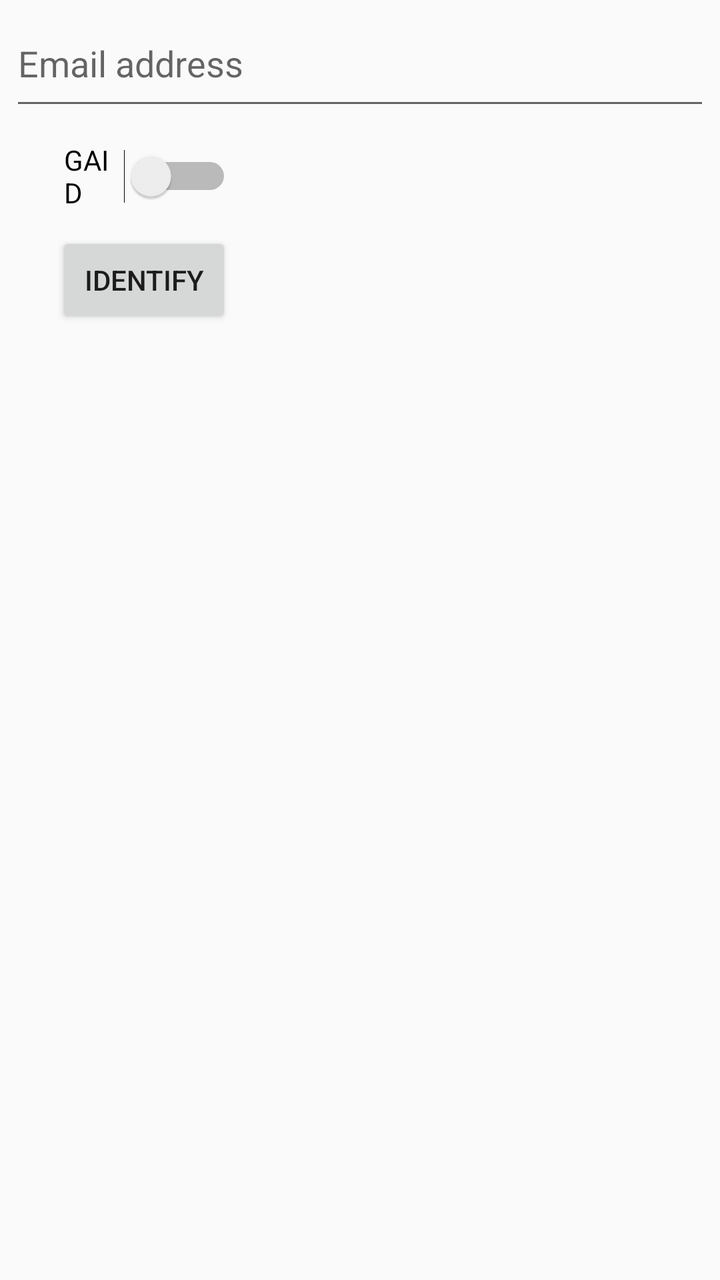
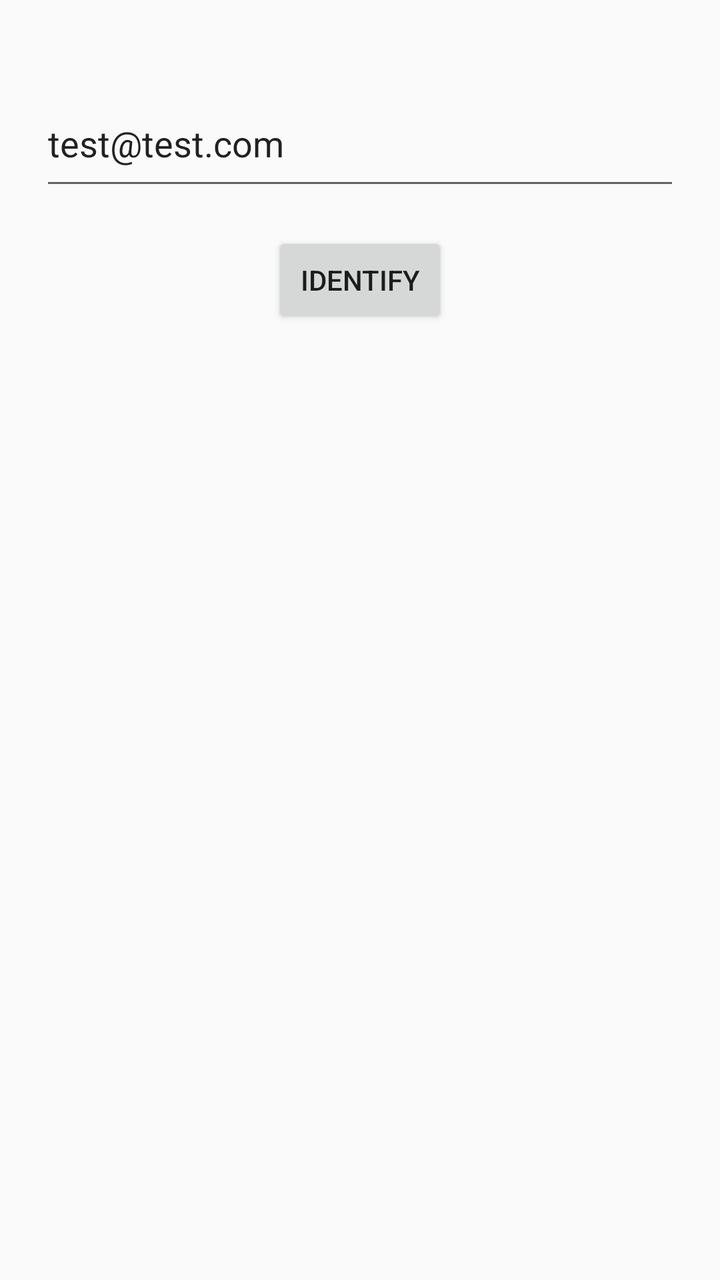

An Android layout rendered at two revisions. The XML below is the earlier revision; the diff shows what the commit changed to produce the second picture.
<!-- AndroidManifest.xml: application theme AppTheme -->
<!-- res/layout/fragment_identify.xml -->
<?xml version="1.0" encoding="utf-8"?>
<androidx.constraintlayout.widget.ConstraintLayout xmlns:android="http://schemas.android.com/apk/res/android"
    xmlns:app="http://schemas.android.com/apk/res-auto"
    xmlns:tools="http://schemas.android.com/tools"
    android:layout_width="match_parent"
    android:layout_height="match_parent"
    tools:context=".ui.Identify.IdentifyFragment">

    <EditText
        android:id="@+id/editTextTextEmailAddress"
        android:layout_width="350dp"
        android:layout_height="60dp"
        android:ems="10"
        android:inputType="textEmailAddress"
        android:hint="Email address"
        app:layout_constraintEnd_toEndOf="parent"
        app:layout_constraintStart_toStartOf="parent"
        app:layout_constraintTop_toTopOf="parent" />

    <Button
        android:id="@+id/identifyButton"
        android:layout_width="wrap_content"
        android:layout_height="wrap_content"
        android:layout_marginStart="28dp"
        android:layout_marginLeft="28dp"
        android:layout_marginTop="8dp"
        android:text="Identify"
        app:layout_constraintStart_toStartOf="parent"
        app:layout_constraintTop_toBottomOf="@+id/gaidSwitch" />

    <Switch
        android:id="@+id/gaidSwitch"
        android:layout_width="84dp"
        android:layout_height="40dp"
        android:layout_marginStart="32dp"
        android:layout_marginLeft="32dp"
        android:layout_marginTop="8dp"
        android:text="GAID"
        app:layout_constraintStart_toStartOf="parent"
        app:layout_constraintTop_toBottomOf="@+id/editTextTextEmailAddress" />

    <TextView
        android:id="@+id/identifyView"
        android:layout_width="282dp"
        android:layout_height="168dp"
        android:layout_marginTop="100dp"
        app:layout_constraintEnd_toEndOf="parent"
        app:layout_constraintStart_toStartOf="parent"
        app:layout_constraintTop_toBottomOf="@+id/identifyButton" />
</androidx.constraintlayout.widget.ConstraintLayout>
<!-- resources referenced by this layout -->
<resources>
  <style name="AppTheme" parent="Theme.AppCompat.Light.DarkActionBar">
          
          <item name="colorPrimary">@color/colorPrimary</item>
          <item name="colorPrimaryDark">@color/colorPrimaryDark</item>
          <item name="colorAccent">@color/colorAccent</item>
      </style>
  <color name="colorPrimary">#6200EE</color>
  <color name="colorPrimaryDark">#3700B3</color>
  <color name="colorAccent">#03DAC5</color>
</resources>

<!-- the commit's change to res/layout/fragment_identify.xml (unified diff, before → after) -->
@@ -1,50 +1,43 @@
 <?xml version="1.0" encoding="utf-8"?>
-<androidx.constraintlayout.widget.ConstraintLayout xmlns:android="http://schemas.android.com/apk/res/android"
-    xmlns:app="http://schemas.android.com/apk/res-auto"
+<LinearLayout xmlns:android="http://schemas.android.com/apk/res/android"
     xmlns:tools="http://schemas.android.com/tools"
     android:layout_width="match_parent"
     android:layout_height="match_parent"
-    tools:context=".ui.Identify.IdentifyFragment">
+    android:orientation="vertical"
+    tools:context=".ui.IdentifyFragment">
 
     <EditText
         android:id="@+id/editTextTextEmailAddress"
-        android:layout_width="350dp"
+        android:layout_width="match_parent"
         android:layout_height="60dp"
         android:ems="10"
+        android:layout_marginTop="40dp"
+        android:layout_marginStart="20dp"
+        android:layout_marginEnd="20dp"
+        android:text="test@test.com"
         android:inputType="textEmailAddress"
-        android:hint="Email address"
-        app:layout_constraintEnd_toEndOf="parent"
-        app:layout_constraintStart_toStartOf="parent"
-        app:layout_constraintTop_toTopOf="parent" />
+        android:hint="Email address" />
 
     <Button
         android:id="@+id/identifyButton"
         android:layout_width="wrap_content"
         android:layout_height="wrap_content"
-        android:layout_marginStart="28dp"
-        android:layout_marginLeft="28dp"
-        android:layout_marginTop="8dp"
-        android:text="Identify"
-        app:layout_constraintStart_toStartOf="parent"
-        app:layout_constraintTop_toBottomOf="@+id/gaidSwitch" />
+        android:layout_marginTop="16dp"
+        android:layout_gravity="center"
+        android:text="Identify" />
 
-    <Switch
-        android:id="@+id/gaidSwitch"
-        android:layout_width="84dp"
-        android:layout_height="40dp"
-        android:layout_marginStart="32dp"
-        android:layout_marginLeft="32dp"
-        android:layout_marginTop="8dp"
-        android:text="GAID"
-        app:layout_constraintStart_toStartOf="parent"
-        app:layout_constraintTop_toBottomOf="@+id/editTextTextEmailAddress" />
 
-    <TextView
-        android:id="@+id/identifyView"
-        android:layout_width="282dp"
-        android:layout_height="168dp"
-        android:layout_marginTop="100dp"
-        app:layout_constraintEnd_toEndOf="parent"
-        app:layout_constraintStart_toStartOf="parent"
-        app:layout_constraintTop_toBottomOf="@+id/identifyButton" />
-</androidx.constraintlayout.widget.ConstraintLayout>
+    <ScrollView
+        android:layout_width="match_parent"
+        android:layout_height="0dp"
+        android:padding="8dp"
+        android:layout_weight="1">
+
+        <TextView
+            android:id="@+id/statusTextView"
+            android:layout_width="match_parent"
+            android:layout_height="wrap_content" />
+
+    </ScrollView>
+
+</LinearLayout>
